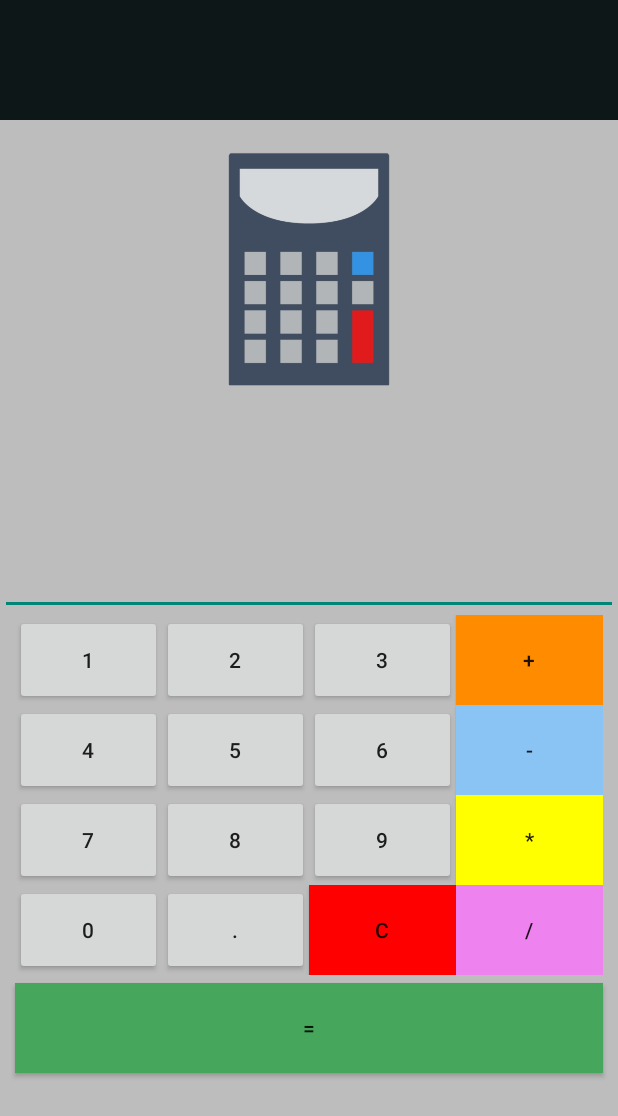
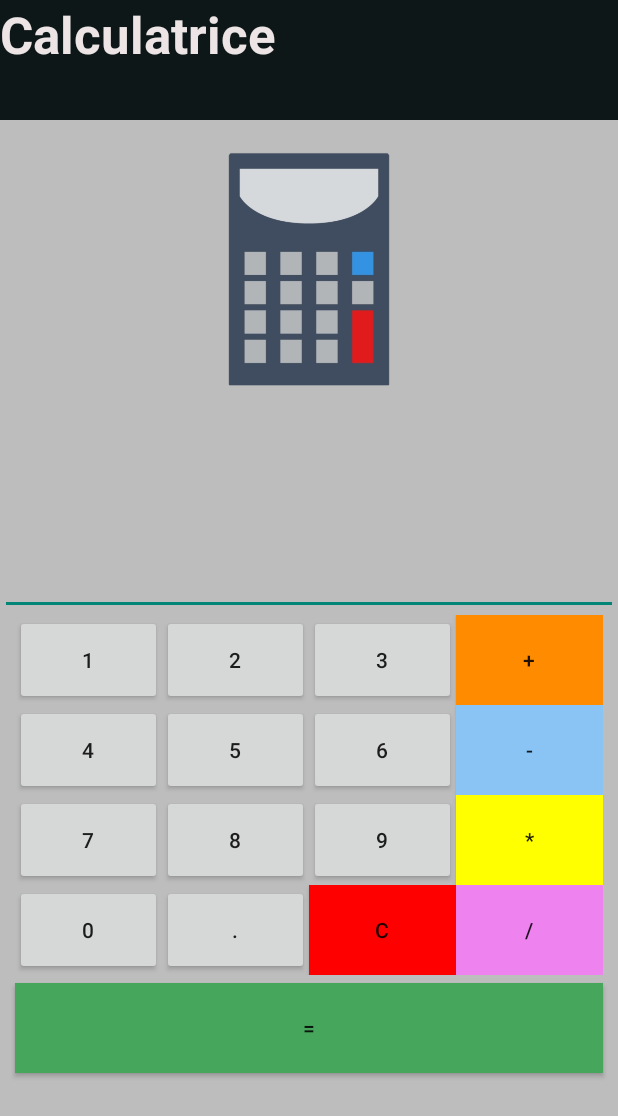
Before and after one commit to woobendjy/Calculator_App, an Android app: the screen it shows after launch (MainActivity), on a phone screen of 412 x 824 dp. Shown: the top 1116 px of the screen. Run offline under Robolectric (Android 15) with nearby library versions, the phone set to English and light mode, and no system bars.

Commit message:
Mise a jour nom du Calculatrice

```diff
--- a/app/src/main/res/layout/activity_main.xml
+++ b/app/src/main/res/layout/activity_main.xml
@@ -10,7 +10,18 @@
         android:layout_width="match_parent"
         android:layout_height="80dp"
         android:orientation="horizontal"
-        android:background="@color/dark_slate_gray"></LinearLayout>
+        android:background="@color/dark_slate_gray">
+
+        <TextView
+            android:id="@+id/textView2"
+            android:layout_width="wrap_content"
+            android:layout_height="wrap_content"
+            android:layout_weight="1"
+            android:text="Calculatrice"
+            android:textColor="#EDE5E5"
+            android:textSize="34sp"
+            android:textStyle="bold" />
+    </LinearLayout>
 
     <ImageView
         android:id="@+id/imageView"
```
